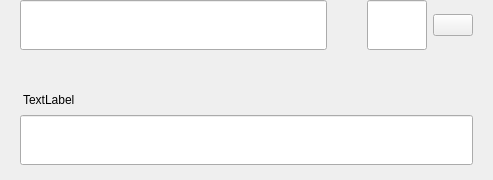
Before: the Qt Designer form src/qt/ambankcoin/forms/sendmultirow.ui in ambankcoin/Core-All-OS, drawn with Qt 5.
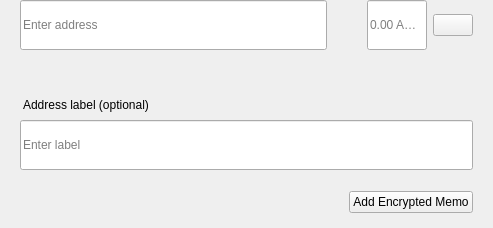
After: the same form once the commit is applied.

```diff
--- a/src/qt/ambankcoin/forms/sendmultirow.ui
+++ b/src/qt/ambankcoin/forms/sendmultirow.ui
@@ -7,7 +7,7 @@
     <x>0</x>
     <y>0</y>
     <width>493</width>
-    <height>180</height>
+    <height>228</height>
    </rect>
   </property>
   <property name="minimumSize">
@@ -140,6 +140,9 @@
               <height>50</height>
              </size>
             </property>
+            <property name="placeholderText">
+             <string>Enter address</string>
+            </property>
            </widget>
           </item>
          </layout>
@@ -194,6 +197,9 @@
           <property name="alignment">
            <set>Qt::AlignLeading|Qt::AlignLeft|Qt::AlignVCenter</set>
           </property>
+          <property name="placeholderText">
+           <string notr="true">0.00 AMBK</string>
+          </property>
          </widget>
         </item>
         <item>
@@ -287,7 +293,7 @@
 padding:0px;</string>
         </property>
         <property name="text">
-         <string>TextLabel</string>
+         <string>Address label (optional)</string>
         </property>
        </widget>
       </item>
@@ -305,6 +311,63 @@
           <height>50</height>
          </size>
         </property>
+        <property name="placeholderText">
+         <string>Enter label</string>
+        </property>
+       </widget>
+      </item>
+      <item>
+       <spacer name="verticalSpacer_2">
+        <property name="orientation">
+         <enum>Qt::Vertical</enum>
+        </property>
+        <property name="sizeType">
+         <enum>QSizePolicy::Fixed</enum>
+        </property>
+        <property name="sizeHint" stdset="0">
+         <size>
+          <width>20</width>
+          <height>15</height>
+         </size>
+        </property>
+       </spacer>
+      </item>
+      <item>
+       <widget class="QWidget" name="containerMemo" native="true">
+        <layout class="QHBoxLayout" name="horizontalLayout_5">
+         <property name="leftMargin">
+          <number>0</number>
+         </property>
+         <property name="topMargin">
+          <number>0</number>
+         </property>
+         <property name="rightMargin">
+          <number>0</number>
+         </property>
+         <property name="bottomMargin">
+          <number>0</number>
+         </property>
+         <item>
+          <spacer name="horizontalSpacer">
+           <property name="orientation">
+            <enum>Qt::Horizontal</enum>
+           </property>
+           <property name="sizeHint" stdset="0">
+            <size>
+             <width>40</width>
+             <height>20</height>
+            </size>
+           </property>
+          </spacer>
+         </item>
+         <item>
+          <widget class="QPushButton" name="btnAddMemo">
+           <property name="text">
+            <string notr="true">Add Encrypted Memo</string>
+           </property>
+          </widget>
+         </item>
+        </layout>
        </widget>
       </item>
      </layout>
```
